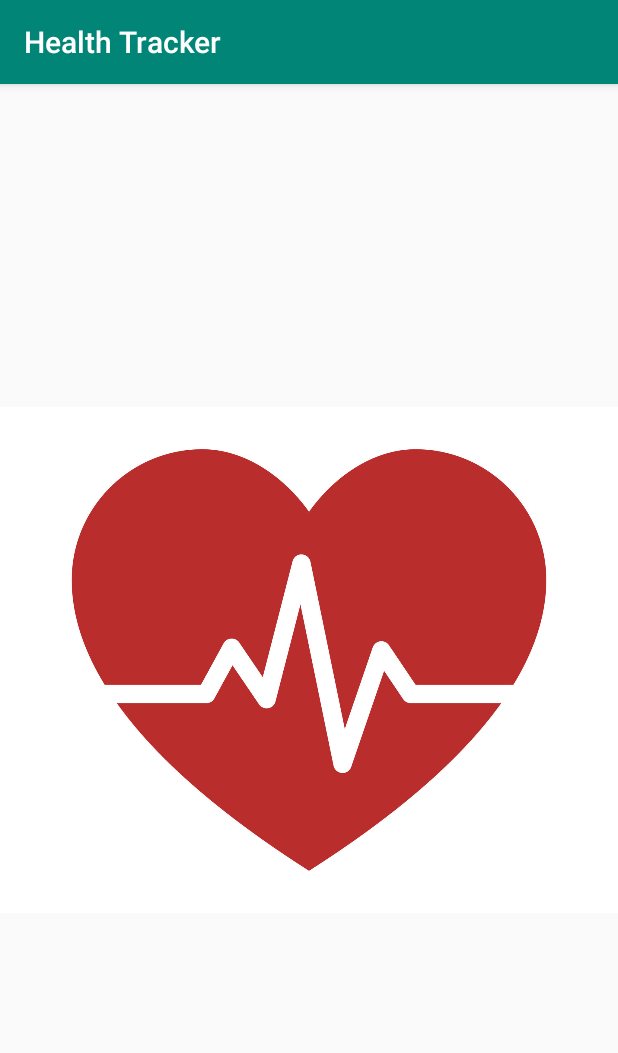
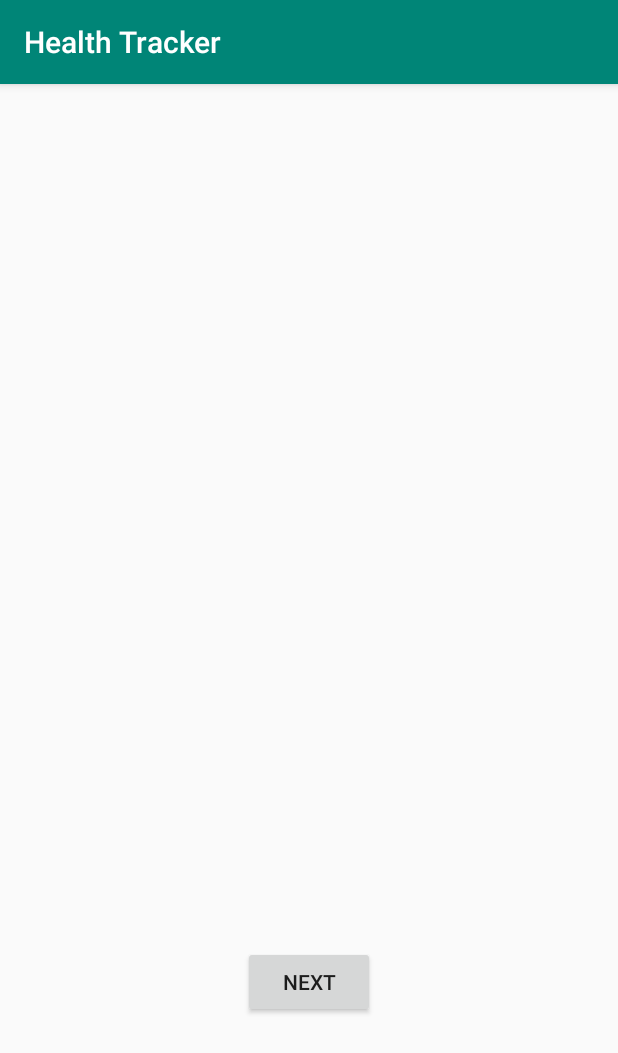
Before and after one commit to jahnavicheyyanda/HealthTracker, an Android app: the screen it shows after launch (MainActivity), on a phone screen of 412 x 824 dp. Shown: the top 1053 px of the screen. Run offline under Robolectric (Android 15) with nearby library versions, the phone set to English and light mode, and no system bars.

Commit message:
deleted connection page and added contents to main activity

```diff
--- a/app/src/main/AndroidManifest.xml
+++ b/app/src/main/AndroidManifest.xml
@@ -19,7 +19,6 @@
                 <category android:name="android.intent.category.LAUNCHER" />
             </intent-filter>
         </activity>
-        <activity android:name=".connection_check" />
         <activity android:name=".recording_wave" />
         <activity android:name=".recorded_wave" />
         <activity android:name=".patient_data" />
--- a/app/src/main/java/com/example/zece/healthtracker/MainActivity.java
+++ b/app/src/main/java/com/example/zece/healthtracker/MainActivity.java
@@ -1,7 +1,10 @@
 package com.example.zece.healthtracker;
 
+import android.content.Intent;
 import android.os.Bundle;
 import android.support.v7.app.AppCompatActivity;
+import android.view.View;
+import android.widget.Button;
 
 public class MainActivity extends AppCompatActivity {
 
@@ -9,5 +12,20 @@
     protected void onCreate(Bundle savedInstanceState) {
         super.onCreate(savedInstanceState);
         setContentView(R.layout.activity_main);
+        Button next_button2 = findViewById(R.id.next_button_home);
+
+        next_button2.setOnClickListener(new View.OnClickListener() {
+            @Override
+            public void onClick(View v) {
+                recording_wave();
+            }
+        });
     }
+    public void recording_wave() {
+        Intent intent = new Intent(this, recording_wave.class);
+        startActivity(intent);
+    }
+
+
+
 }
--- a/app/src/main/res/layout/activity_main.xml
+++ b/app/src/main/res/layout/activity_main.xml
@@ -6,14 +6,18 @@
     android:layout_height="match_parent"
     tools:context=".MainActivity">
 
-    <ImageView
-        android:id="@+id/imageView2"
+    <Button
+        android:id="@+id/next_button_home"
         android:layout_width="wrap_content"
         android:layout_height="wrap_content"
-        android:contentDescription="@string/Image_Background"
+        android:layout_marginStart="148dp"
+        android:layout_marginTop="446dp"
+        android:layout_marginEnd="148dp"
+        android:layout_marginBottom="17dp"
+        android:contentDescription="@string/next_button2"
+        android:text="@string/next_button2"
         app:layout_constraintBottom_toBottomOf="parent"
         app:layout_constraintEnd_toEndOf="parent"
         app:layout_constraintStart_toStartOf="parent"
-        app:layout_constraintTop_toTopOf="parent"
-        app:srcCompat="@mipmap/health_heart" />
+        app:layout_constraintTop_toTopOf="parent" />
 </android.support.constraint.ConstraintLayout>
--- a/app/src/main/res/values/colors.xml
+++ b/app/src/main/res/values/colors.xml
@@ -2,5 +2,5 @@
 <resources>
     <color name="colorPrimary">#008577</color>
     <color name="colorPrimaryDark">#00574B</color>
-    <color name="colorAccent">#D81B60</color>
+    <color name="colorAccent">#d81b60</color>
 </resources>
```
Also changed, not shown: app/src/main/java/com/example/zece/healthtracker/connection_check.java (deleted, +0 -29 lines), app/src/main/res/layout/activity_connection_check.xml (deleted, +0 -23 lines).
